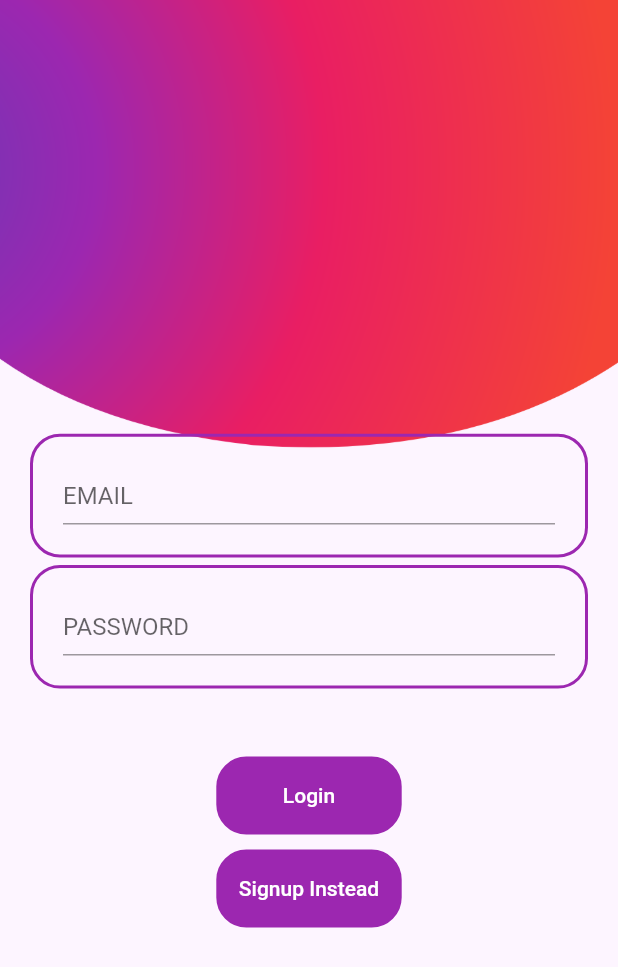
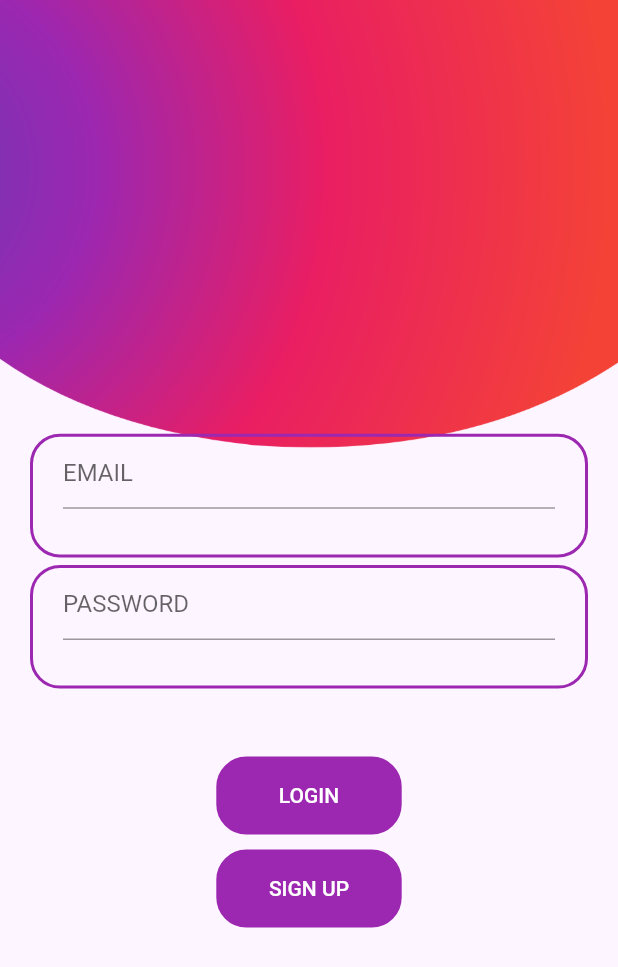
Before and after one commit to sj9102001/flutter-FirebaseAuthApp, a Flutter app: the screen it shows after launch, on a phone screen of 412 x 824 dp. Shown: the top 967 px of the screen. Run offline on Flutter 3.47's test engine with Material 2 defaults, Android fonts, the phone set to English and light mode, and no system bars.

Commit message:
adjusted text field size

```diff
--- a/firebaseauth/lib/screen/login_page.dart
+++ b/firebaseauth/lib/screen/login_page.dart
@@ -30,14 +30,13 @@ class _LoginPageState extends State<LoginPage> {
             child: Column(
               children: [
                 Container(
-                  height: _authMode == AuthMode.Login
-                      ? size.height * 0.1
-                      : size.height * 0.2,
+                  height: size.height * 0.1,
                   decoration: BoxDecoration(
                     border: Border.all(width: 2, color: Colors.purple),
                     borderRadius: BorderRadius.circular(20),
                   ),
-                  padding: EdgeInsets.all(20),
+                  padding: EdgeInsets.symmetric(
+                      vertical: 0, horizontal: kDefaultPadding),
                   child: TextFormField(
                     decoration: InputDecoration(
                       hintText: 'EMAIL',
@@ -51,7 +50,8 @@ class _LoginPageState extends State<LoginPage> {
                     border: Border.all(width: 2, color: Colors.purple),
                     borderRadius: BorderRadius.circular(20),
                   ),
-                  padding: EdgeInsets.all(20),
+                  padding: EdgeInsets.symmetric(
+                      vertical: 0, horizontal: kDefaultPadding),
                   child: TextFormField(
                     obscureText: true,
                     decoration: InputDecoration(
@@ -63,15 +63,18 @@ class _LoginPageState extends State<LoginPage> {
                   Container(
                     height: size.height * 0.1,
                     margin: EdgeInsets.only(top: 5),
+                    padding: EdgeInsets.only(
+                        left: kDefaultPadding,
+                        right: kDefaultPadding,
+                        top: 0,
+                        bottom: kDefaultPadding),
                     decoration: BoxDecoration(
                       border: Border.all(width: 2, color: Colors.purple),
                       borderRadius: BorderRadius.circular(20),
                     ),
-                    padding: EdgeInsets.all(20),
                     child: TextFormField(
                       enabled: _authMode == AuthMode.Signup,
-                      decoration:
-                          InputDecoration(labelText: 'Confirm Password'),
+                      decoration: InputDecoration(hintText: 'CONFIRM PASSWORD'),
                       obscureText: true,
                     ),
                   ),
@@ -84,9 +87,7 @@ class _LoginPageState extends State<LoginPage> {
           // color: Colors.black,
           margin: EdgeInsets.fromLTRB(
             kDefaultPadding,
-            _authMode == AuthMode.Login
-                ? size.height * 0.6
-                : size.height * 0.78,
+            _authMode == AuthMode.Login ? size.height * 0.6 : size.height * 0.7,
             kDefaultPadding,
             0,
           ),
@@ -103,7 +104,7 @@ class _LoginPageState extends State<LoginPage> {
                 width: size.width * 0.3,
                 child: TextButton(
                   child: Text(
-                    _authMode == AuthMode.Login ? 'Login' : 'Signup',
+                    _authMode == AuthMode.Login ? 'LOGIN' : 'SIGNUP',
                     style: TextStyle(color: Colors.white),
                   ),
                   onPressed: () {},
@@ -117,9 +118,7 @@ class _LoginPageState extends State<LoginPage> {
                 width: size.width * 0.3,
                 child: TextButton(
                   child: Text(
-                    _authMode == AuthMode.Login
-                        ? 'Signup Instead'
-                        : 'Login Instead',
+                    _authMode == AuthMode.Login ? 'SIGN UP' : 'SIGN IN',
                     style: TextStyle(color: Colors.white),
                   ),
                   onPressed: () {
```
